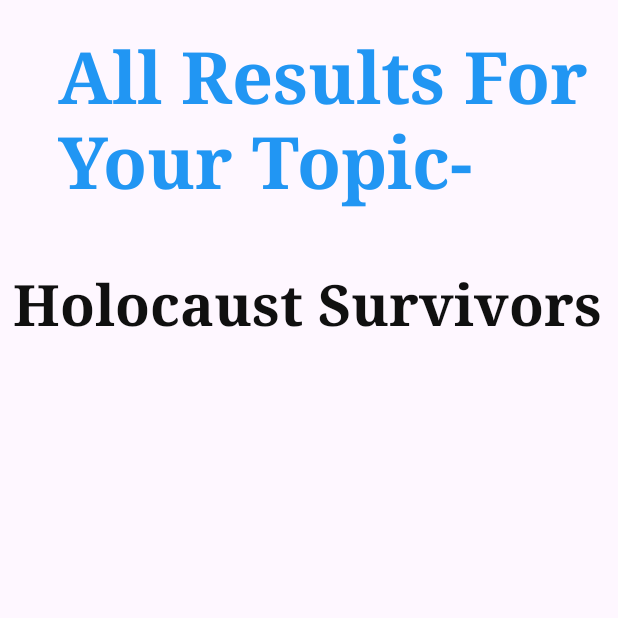
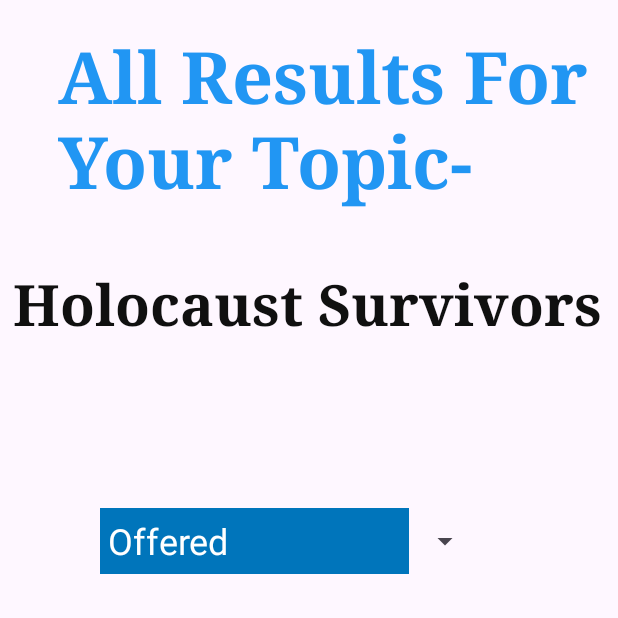
Before and after one commit to noalechner/ALL, an Android app: the TopicHolocaustSurvivors screen opened directly, with no data from a screen before it, on a phone screen of 412 x 824 dp, the top half of it. Run offline under Robolectric (Android 15) with nearby library versions, the phone set to English and light mode, and no system bars; our stand-ins replace Firebase (no records; nobody signed in at launch, a user with empty details on screens opened directly).

Commit message:
to check why page "TopicCancerPatients" and "TopicHolocaustSurvivors" dont intent when pressing them on the spinner in "StudentHome" class!

```diff
--- a/app/src/main/java/com/example/afinal/TopicAnimals.java
+++ b/app/src/main/java/com/example/afinal/TopicAnimals.java
@@ -55,7 +55,7 @@ public class TopicAnimals extends AppCompatActivity {
         });
 
         itemsOfTopic.add("Offered Volunteers");
-        Spinner spinner = findViewById(R.id.spinnerVolunteersWithSameTopic);
+        Spinner spinner = findViewById(R.id.spinnerVolunteersWithSameTopicAnimals);
 
 
         // Create an ArrayAdapter using a simple spinner item layout and the string array
--- a/app/src/main/java/com/example/afinal/TopicHolocaustSurvivors.java
+++ b/app/src/main/java/com/example/afinal/TopicHolocaustSurvivors.java
@@ -1,24 +1,140 @@
 package com.example.afinal;
 
+import android.app.Activity;
+import android.content.Intent;
 import android.os.Bundle;
+import android.util.Log;
+import android.view.View;
+import android.widget.AdapterView;
+import android.widget.ArrayAdapter;
+import android.widget.Button;
+import android.widget.Spinner;
 
 import androidx.activity.EdgeToEdge;
+import androidx.activity.result.ActivityResult;
+import androidx.activity.result.ActivityResultCallback;
+import androidx.activity.result.ActivityResultLauncher;
+import androidx.activity.result.contract.ActivityResultContracts;
+import androidx.annotation.NonNull;
 import androidx.appcompat.app.AppCompatActivity;
 import androidx.core.graphics.Insets;
 import androidx.core.view.ViewCompat;
 import androidx.core.view.WindowInsetsCompat;
 
+import com.google.firebase.database.DataSnapshot;
+import com.google.firebase.database.DatabaseError;
+import com.google.firebase.database.DatabaseReference;
+import com.google.firebase.database.FirebaseDatabase;
+import com.google.firebase.database.ValueEventListener;
+import com.google.firebase.database.annotations.NotNull;
+
+import java.util.ArrayList;
+import java.util.HashMap;
+
 public class TopicHolocaustSurvivors extends AppCompatActivity {
+    private String topicH="holocaustSurvivors";
+    ArrayList<String> itemsOfTopic = new ArrayList<>();
+    String TAG="TopicHolocaustSurvivors";
+    private boolean isFirstSelection = true;
+//    private Button launcher1;
 
     @Override
     protected void onCreate(Bundle savedInstanceState) {
         super.onCreate(savedInstanceState);
         EdgeToEdge.enable(this);
         setContentView(R.layout.activity_topic_holocaust_survivors);
+//        launcher1 = findViewById(R.id.launcher);
+
+// Create a HashMap
+        HashMap<String, String> volunteerHashMap = new HashMap<>();
+
         ViewCompat.setOnApplyWindowInsetsListener(findViewById(R.id.main), (v, insets) -> {
             Insets systemBars = insets.getInsets(WindowInsetsCompat.Type.systemBars());
             v.setPadding(systemBars.left, systemBars.top, systemBars.right, systemBars.bottom);
             return insets;
         });
+
+        itemsOfTopic.add("Offered Volunteers");
+        Spinner spinner = findViewById(R.id.spinnerVolunteersWithSameTopicHolocaustSurvivors);
+
+
+        // Create an ArrayAdapter using a simple spinner item layout and the string array
+        ArrayAdapter<String> adapter = new ArrayAdapter<>(this, R.layout.dropdown_reg_student_each, itemsOfTopic);
+        adapter.setDropDownViewResource(R.layout.view_dropdown_item);
+
+        //****** ככה אנחנו קוראים מהפיירבייס
+        DatabaseReference reference = FirebaseDatabase.getInstance().getReference("HostEvents").child(topicH);
+        reference.addValueEventListener(new ValueEventListener() {
+            @Override
+            public void onDataChange(@NotNull DataSnapshot dataSnapshot) {
+                for (DataSnapshot snapshot : dataSnapshot.getChildren()) {
+                    //this is the key that should appear in the spinner
+                    String key1 = snapshot.getKey();
+                    itemsOfTopic.add(key1);
+                    //this is the value of the key
+                    String value = snapshot.getValue().toString();
+                    volunteerHashMap.put(key1,value);
+                    Log.d(TAG,value);
+                }
+            }
+            @Override
+            public void onCancelled(@NonNull DatabaseError databaseError) {
+                Log.d(TAG,"data base canclled" + databaseError);
+            }
+        });
+        // ******
+
+        // Set the adapter to the spinner
+        spinner.setAdapter(adapter);
+        ActivityResultLauncher<Intent> detailActivityResultLauncher = registerForActivityResult(
+                new ActivityResultContracts.StartActivityForResult(),
+                new ActivityResultCallback<ActivityResult>() {
+                    @Override
+                    public void onActivityResult(ActivityResult result) {
+                        Log.d(TAG,"returned data " + result.getResultCode());
+                        if (result.getResultCode() == 1) {
+                            Log.d(TAG,"user agreed!");
+                        }
+                        if (result.getResultCode() == 0) {
+                            Log.d(TAG,"user declined");
+                        }
+                    }
+                });
+        // Handle Spinner item selection
+        spinner.setOnItemSelectedListener(new AdapterView.OnItemSelectedListener() {
+            @Override
+            public void onItemSelected(AdapterView<?> parent, View view, int position, long id) {
+                if (isFirstSelection) {
+                    isFirstSelection = false;
+                    return; // דילוג על הבחירה הראשונה האוטומטית
+                }
+                String selectedAnswer = itemsOfTopic.get(position).toString();
+                Log.d("SpinnerSelection", "נבחר: " + selectedAnswer);
+                Intent i = new Intent(getApplicationContext(), ActivityForResult1.class);
+                i.putExtra("data",volunteerHashMap.get(selectedAnswer));
+                detailActivityResultLauncher.launch(i);
+            }
+
+            @Override
+            public void onNothingSelected(AdapterView<?> parent) {
+                // Do nothing
+            }
+        });
+
+
+
+
+
+
+
+//        launcher1.setOnClickListener(new View.OnClickListener() {
+//            @Override
+//            public void onClick(View v) {
+//                Intent i = new Intent(getApplicationContext(), ActivityForResult1.class);
+//                String dataToBeTransfered = "abc";
+//                i.putExtra("data",dataToBeTransfered);
+//                detailActivityResultLauncher.launch(i);
+//            }
+//        });
     }
 }
--- a/app/src/main/res/layout/activity_topic_holocaust_survivors.xml
+++ b/app/src/main/res/layout/activity_topic_holocaust_survivors.xml
@@ -41,6 +41,21 @@
         app:layout_constraintTop_toTopOf="parent"
         app:layout_constraintVertical_bias="0.234" />
 
+    <Spinner
+        android:id="@+id/spinnerVolunteersWithSameTopicHolocaustSurvivors"
+        android:layout_width="254dp"
+        android:layout_height="44dp"
+        android:prompt="@string/app_name"
+        android:spinnerMode="dropdown"
+        app:layout_constraintBottom_toBottomOf="parent"
+        app:layout_constraintEnd_toEndOf="parent"
+        app:layout_constraintHorizontal_bias="0.424"
+        app:layout_constraintStart_toStartOf="parent"
+        app:layout_constraintTop_toTopOf="parent"
+        app:layout_constraintVertical_bias="0.434"
+        tools:ignore="MissingConstraints" />
+
+
 
 
 </androidx.constraintlayout.widget.ConstraintLayout>
```
Also changed, not shown: app/src/main/java/com/example/afinal/TopicCancerPatients.java (+91 -7 lines), app/src/main/java/com/example/afinal/TopicFarming.java (+116 -0 lines), app/src/main/res/layout/activity_topic_animals.xml (+8 -20 lines), app/src/main/res/layout/activity_topic_cancer_patients.xml (+14 -0 lines), app/src/main/res/layout/activity_topic_farming.xml (+15 -0 lines).
